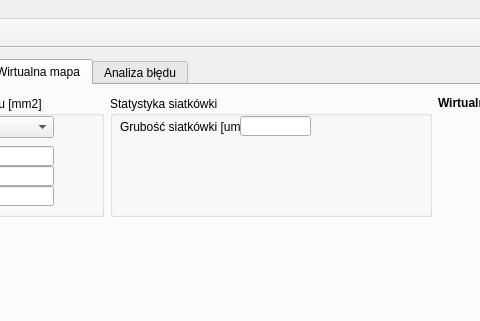
krzyk87/OCTAnnotate, file source/octannotate.ui: the form before one commit; both pictures show x 348 to 828 and y 0 to 321 of the 1260 by 900 pixel window.
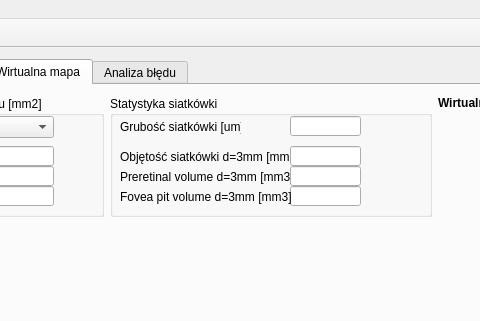
The form after the commit. The open tabs and pages were chosen to show the change. Icons and pictures are not drawn. Custom widgets are drawn as their Qt base class.

Commit message:
[Calculations] Added calculation of retina and preretinal volume
Close issues #39 and #40

```diff
--- a/source/octannotate.ui
+++ b/source/octannotate.ui
@@ -2699,7 +2699,7 @@
               <widget class="QLineEdit" name="retinaDepthLEdit">
                <property name="geometry">
                 <rect>
-                 <x>130</x>
+                 <x>180</x>
                  <y>20</y>
                  <width>71</width>
                  <height>20</height>
@@ -2709,6 +2709,84 @@
                 <bool>true</bool>
                </property>
               </widget>
+              <widget class="QLabel" name="label_3">
+               <property name="geometry">
+                <rect>
+                 <x>10</x>
+                 <y>50</y>
+                 <width>171</width>
+                 <height>21</height>
+                </rect>
+               </property>
+               <property name="text">
+                <string>Objętość siatkówki d=3mm [mm3]:</string>
+               </property>
+              </widget>
+              <widget class="QLineEdit" name="retinaVolumeLEdit">
+               <property name="geometry">
+                <rect>
+                 <x>180</x>
+                 <y>50</y>
+                 <width>71</width>
+                 <height>20</height>
+                </rect>
+               </property>
+               <property name="readOnly">
+                <bool>true</bool>
+               </property>
+              </widget>
+              <widget class="QLabel" name="label_4">
+               <property name="geometry">
+                <rect>
+                 <x>10</x>
+                 <y>70</y>
+                 <width>171</width>
+                 <height>21</height>
+                </rect>
+               </property>
+               <property name="text">
+                <string>Preretinal volume d=3mm [mm3]:</string>
+               </property>
+              </widget>
+              <widget class="QLineEdit" name="preretinalVolumeLEdit">
+               <property name="geometry">
+                <rect>
+                 <x>180</x>
+                 <y>70</y>
+                 <width>71</width>
+                 <height>20</height>
+                </rect>
+               </property>
+               <property name="readOnly">
+                <bool>true</bool>
+               </property>
+              </widget>
+              <widget class="QLineEdit" name="foveaPitVolumeLEdit">
+               <property name="geometry">
+                <rect>
+                 <x>180</x>
+                 <y>90</y>
+                 <width>71</width>
+                 <height>20</height>
+                </rect>
+               </property>
+               <property name="readOnly">
+                <bool>true</bool>
+               </property>
+              </widget>
+              <widget class="QLabel" name="label_5">
+               <property name="geometry">
+                <rect>
+                 <x>10</x>
+                 <y>90</y>
+                 <width>171</width>
+                 <height>21</height>
+                </rect>
+               </property>
+               <property name="text">
+                <string>Fovea pit volume d=3mm [mm3]:</string>
+               </property>
+              </widget>
              </widget>
             </item>
            </layout>
```
The commit also changes 4 other files.
